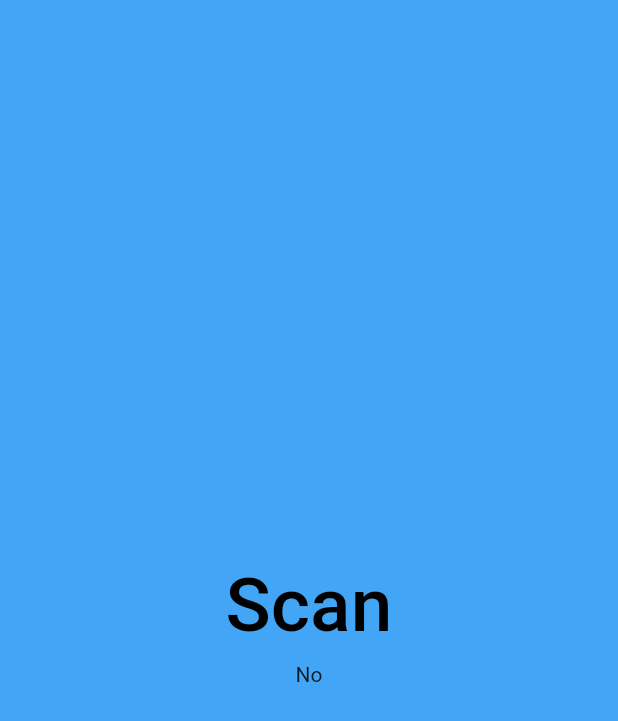
After one commit to sagivt1/membership_project, a Flutter app: the QrCodeRemove screen opened directly, after a tap on "Scan", on a phone screen of 412 x 824 dp. The commit adds this screen. Shown: the top 721 px of the screen. Run offline on Flutter 3.47's test engine with Material 2 defaults, Android fonts, the phone set to English and light mode, and no system bars; our stand-ins replace cloud_firestore, firebase_auth, firebase_core, flutter_spinkit; missing offline and left inert: cloud_firestore_web, firebase_auth_web, firebase_core_web, flutter_barcode_scanner; accounts and stored records are empty.

Commit message:
barcode add and remove point

```diff
--- /dev/null
+++ b/lib/Pages/home/barcode_remove.dart
@@ -0,0 +1,69 @@
+import 'package:flutter/material.dart';
+import 'package:flutter_barcode_scanner/flutter_barcode_scanner.dart';
+import 'package:membership_project/Services/auth.dart';
+import 'package:membership_project/Services/database.dart';
+
+
+
+
+
+
+class QrCodeRemove extends StatefulWidget {
+
+  final String store;
+  final int points;
+  final String id;
+
+  const QrCodeRemove ({ Key key, this.store ,this.points , this.id}): super(key: key);
+
+  @override
+  _QrCodeRemoveState createState() => _QrCodeRemoveState();
+}
+
+class _QrCodeRemoveState extends State<QrCodeRemove> {
+
+
+  final AuthService _auth = AuthService();
+
+  String _data = "";
+  List<String> _list;
+  String ans = "";
+
+  _scan() async{
+    await FlutterBarcodeScanner.scanBarcode("#000000", "Cancel", false, ScanMode.QR)
+        .then((value) => setState(() => _data = value));
+  }
+
+  @override
+  Widget build(BuildContext context) {
+    return Scaffold(
+      backgroundColor: Colors.blue[400],
+      body: Center(
+        child: Column(
+          mainAxisAlignment: MainAxisAlignment.center,
+          crossAxisAlignment: CrossAxisAlignment.center,
+          children: <Widget>[
+            TextButton(
+                onPressed: () {
+                  _scan();
+                  _list = _data.split("-");
+                  if(_list[0] == widget.store) {
+                    ans = "Yes";
+                  }
+                  else{
+                    ans = "No";
+                  }
+                  //Navigator.pop(context);
+                },
+                child: Text(
+                  'Scan',
+                  style: TextStyle(fontSize:50.0,color: Colors.black),
+                )
+            ),
+            Text(ans),
+          ],
+        ),
+      ),
+    );
+  }
+}
--- a/lib/Pages/home/point_tile.dart
+++ b/lib/Pages/home/point_tile.dart
@@ -1,8 +1,11 @@
 import 'package:flutter/material.dart';
+import 'package:membership_project/Pages/home/barcode_remove.dart';
 import 'package:membership_project/models/point.dart';
+import 'package:flutter_barcode_scanner/flutter_barcode_scanner.dart';
 
 
 class PointTile extends StatelessWidget {
+
 
   final Point point;
 
@@ -21,6 +24,13 @@ class PointTile extends StatelessWidget {
           ),
           title: Text(point.store),
           subtitle: Text(point.point.toString()),
+          onTap: () {
+            Navigator.push(
+              context,
+              MaterialPageRoute(builder: (context) => QrCodeRemove(store : point.store,
+                points: point.point,id: point.id,)),
+            );
+          },
         ),
       ),
     );
```
Also changed, not shown: 1 other file.
